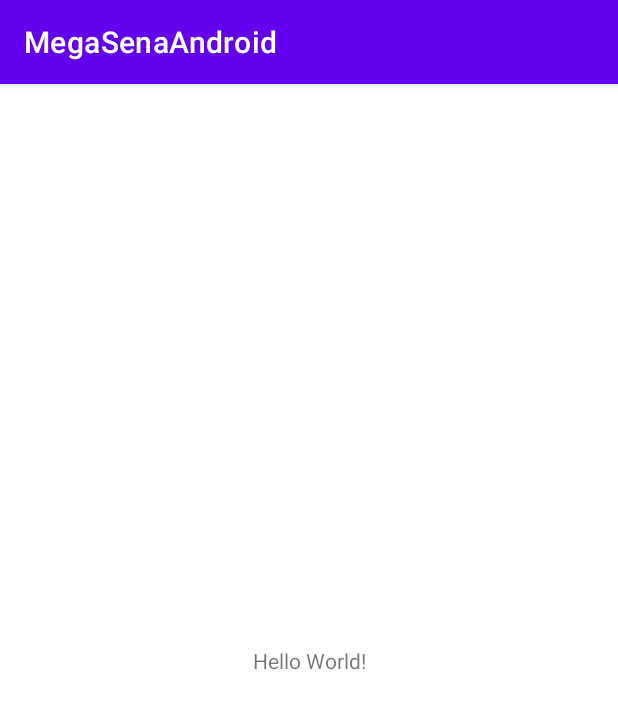
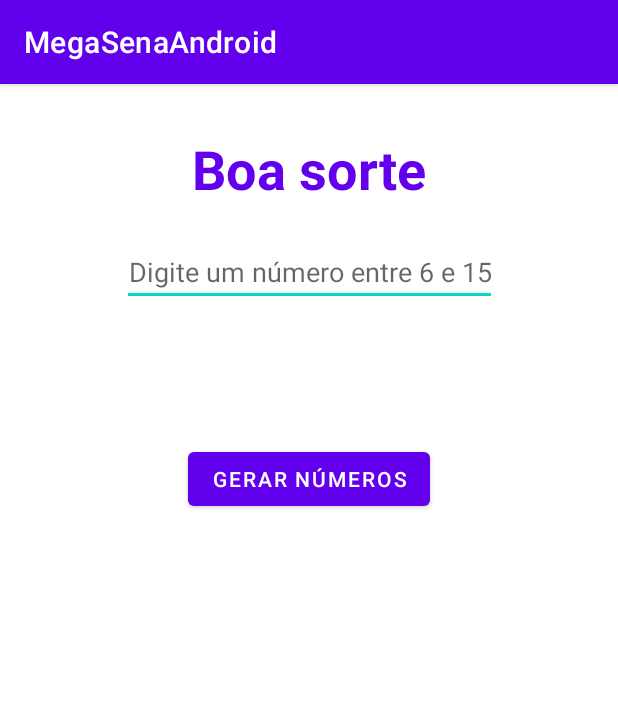
Before and after one commit to devguusta/MegaSena-androidexpress, an Android app: the screen it shows after launch (MainActivity), on a phone screen of 412 x 824 dp. Shown: the top 709 px of the screen. Run offline under Robolectric (Android 15) with nearby library versions, the phone set to English and light mode, and no system bars.

Commit message:
cria tela inicial e logica primaria

```diff
--- a/app/build.gradle
+++ b/app/build.gradle
@@ -4,7 +4,7 @@ plugins {
 }
 
 android {
-    compileSdk 32
+    compileSdk 33
 
     defaultConfig {
         applicationId "com.example.megasenaandroid"
--- a/app/src/main/java/com/example/megasenaandroid/MainActivity.kt
+++ b/app/src/main/java/com/example/megasenaandroid/MainActivity.kt
@@ -2,10 +2,31 @@ package com.example.megasenaandroid
 
 import androidx.appcompat.app.AppCompatActivity
 import android.os.Bundle
+import android.util.Log
+import android.view.View
+import android.view.View.OnClickListener
+import android.widget.Button
+import android.widget.EditText
+import android.widget.TextView
 
 class MainActivity : AppCompatActivity() {
     override fun onCreate(savedInstanceState: Bundle?) {
         super.onCreate(savedInstanceState)
-        setContentView(R.layout.activity_main)
+        setContentView(R.layout.activity_main);
+
+        val editText: EditText = findViewById(R.id.edit_number);
+        val txtResult: TextView = findViewById(R.id.txt_result);
+        val btnGenerate: Button = findViewById(R.id.btn_generate);
+        // SEGUNDA OPÇÃO
+       // btnGenerate.setOnClickListener(buttonClickListener)
+
+        btnGenerate.setOnClickListener { Log.i("text", "ola") }
+
     }
+    // SEGUNDA OPÇÃO
+   // val buttonClickListener = View.OnClickListener { TODO("Not yet implemented") }
 }
+//SEGUNDA OPÇÃO
+//private fun Button.setOnClickListener() {
+//    TODO("Not yet implemented")
+//}
--- a/app/src/main/res/layout/activity_main.xml
+++ b/app/src/main/res/layout/activity_main.xml
@@ -6,13 +6,52 @@
     android:layout_height="match_parent"
     tools:context=".MainActivity">
 
+
     <TextView
+        android:id="@+id/txt_title"
         android:layout_width="wrap_content"
         android:layout_height="wrap_content"
-        android:text="Hello World!"
-        app:layout_constraintBottom_toBottomOf="parent"
+        android:layout_marginTop="32dp"
+        android:text="@string/title"
+        android:textColor="@color/purple_500"
+        android:textSize="36sp"
+        android:textStyle="bold"
         app:layout_constraintEnd_toEndOf="parent"
         app:layout_constraintStart_toStartOf="parent"
         app:layout_constraintTop_toTopOf="parent" />
 
+    <EditText
+
+        android:id="@+id/edit_number"
+        android:layout_width="wrap_content"
+        android:layout_height="wrap_content"
+        android:layout_marginTop="22dp"
+        android:hint="@string/number_hint"
+        android:inputType="number"
+        android:textAlignment="center"
+        android:maxLength="2"
+        app:layout_constraintEnd_toEndOf="parent"
+        app:layout_constraintStart_toStartOf="parent"
+        app:layout_constraintTop_toBottomOf="@+id/txt_title" />
+
+    <TextView
+        android:id="@+id/txt_result"
+        android:layout_width="wrap_content"
+        android:layout_height="wrap_content"
+        android:layout_marginTop="32dp"
+        tools:text="ola mundo"
+        android:textSize="20dp"
+        app:layout_constraintEnd_toEndOf="parent"
+        app:layout_constraintStart_toStartOf="parent"
+        app:layout_constraintTop_toBottomOf="@+id/edit_number" />
+
+    <Button
+        android:id="@+id/btn_generate"
+        android:layout_width="wrap_content"
+        android:layout_height="wrap_content"
+        android:layout_marginTop="32dp"
+        android:text="@string/number_generate"
+        app:layout_constraintEnd_toEndOf="parent"
+        app:layout_constraintStart_toStartOf="parent"
+        app:layout_constraintTop_toBottomOf="@+id/txt_result" />
 </androidx.constraintlayout.widget.ConstraintLayout>
--- a/app/src/main/res/values/strings.xml
+++ b/app/src/main/res/values/strings.xml
@@ -1,3 +1,6 @@
 <resources>
     <string name="app_name">MegaSenaAndroid</string>
+    <string name="title">Boa sorte</string>
+    <string name="number_hint">Digite um número entre 6 e 15</string>
+    <string name="number_generate">GERAR NÚMEROS</string>
 </resources>
```
